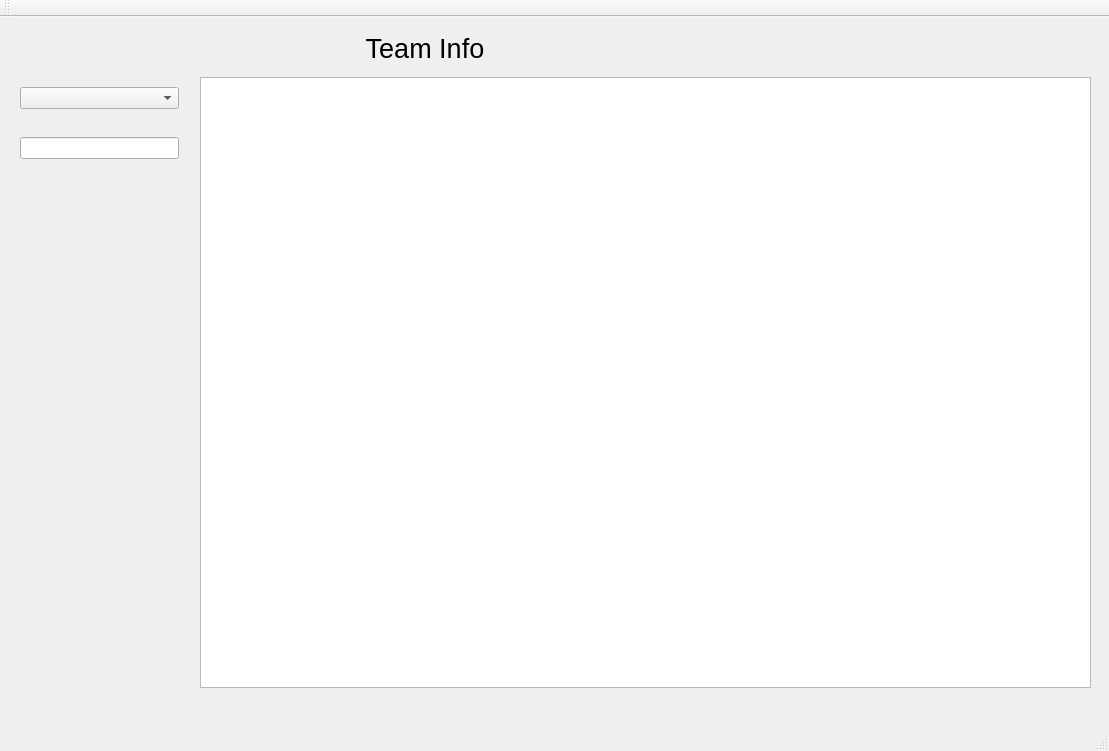
First picture: the form in mainwindow.ui, repository Cyriously1/NFLTour, before the edit.
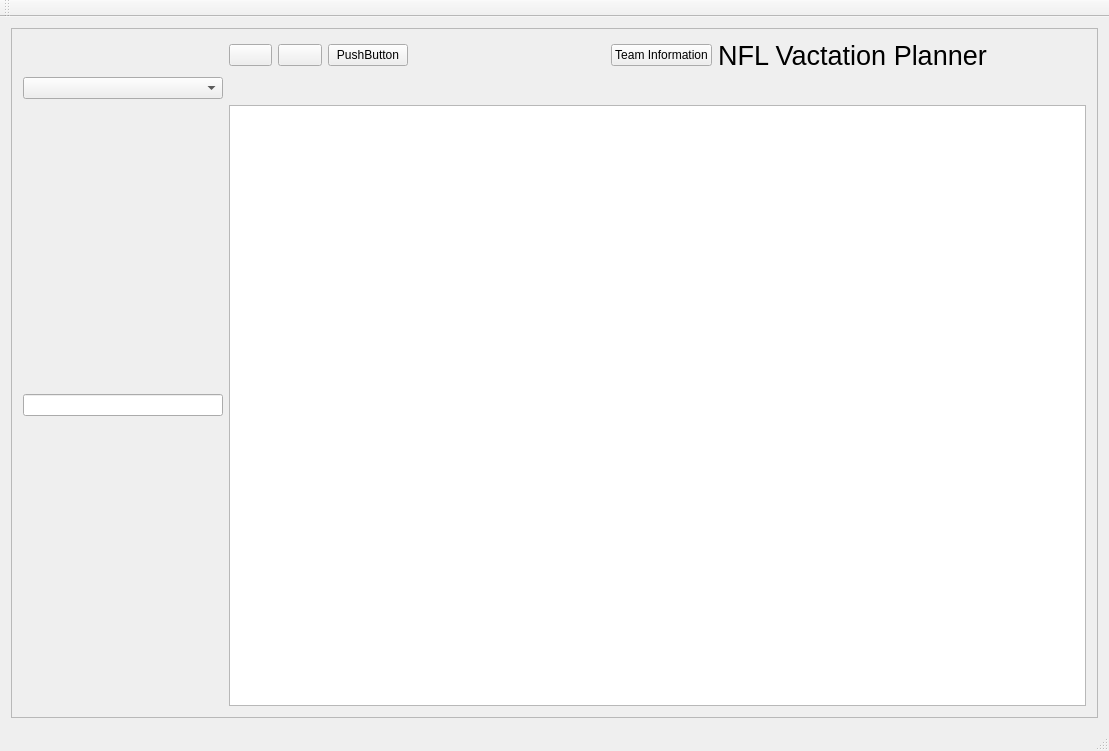
Second picture: the form after the edit.

The edit to the form file:
```diff
--- a/mainwindow.ui
+++ b/mainwindow.ui
@@ -14,60 +14,90 @@
    <string>MainWindow</string>
   </property>
   <widget class="QWidget" name="centralWidget">
-   <widget class="QLabel" name="label">
-    <property name="geometry">
-     <rect>
-      <x>350</x>
-      <y>11</y>
-      <width>150</width>
-      <height>40</height>
-     </rect>
-    </property>
-    <property name="font">
-     <font>
-      <pointsize>20</pointsize>
-     </font>
-    </property>
-    <property name="text">
-     <string>Team Info</string>
-    </property>
-    <property name="alignment">
-     <set>Qt::AlignCenter</set>
-    </property>
-   </widget>
-   <widget class="QTableWidget" name="teamInfo_table">
-    <property name="geometry">
-     <rect>
-      <x>200</x>
-      <y>60</y>
-      <width>891</width>
-      <height>611</height>
-     </rect>
-    </property>
-    <property name="sortingEnabled">
-     <bool>false</bool>
-    </property>
-   </widget>
-   <widget class="QComboBox" name="comboBox_nflType">
-    <property name="geometry">
-     <rect>
-      <x>20</x>
-      <y>70</y>
-      <width>159</width>
-      <height>22</height>
-     </rect>
-    </property>
-   </widget>
-   <widget class="QLineEdit" name="lineEdit_searchNflTeams">
-    <property name="geometry">
-     <rect>
-      <x>20</x>
-      <y>120</y>
-      <width>159</width>
-      <height>22</height>
-     </rect>
-    </property>
-   </widget>
+   <layout class="QGridLayout" name="gridLayout">
+    <item row="0" column="1">
+     <widget class="QScrollArea" name="scrollArea">
+      <property name="widgetResizable">
+       <bool>true</bool>
+      </property>
+      <widget class="QWidget" name="scrollAreaWidgetContents">
+       <property name="geometry">
+        <rect>
+         <x>0</x>
+         <y>0</y>
+         <width>1089</width>
+         <height>678</height>
+        </rect>
+       </property>
+       <layout class="QGridLayout" name="gridLayout_2">
+        <item row="0" column="2">
+         <widget class="QPushButton" name="pushButton_2">
+          <property name="text">
+           <string/>
+          </property>
+         </widget>
+        </item>
+        <item row="0" column="8">
+         <widget class="QPushButton" name="teamInformation_pushButton">
+          <property name="text">
+           <string>Team Information</string>
+          </property>
+         </widget>
+        </item>
+        <item row="0" column="3">
+         <widget class="QPushButton" name="pushButton_4">
+          <property name="text">
+           <string>PushButton</string>
+          </property>
+         </widget>
+        </item>
+        <item row="0" column="1">
+         <widget class="QPushButton" name="pushButton">
+          <property name="text">
+           <string/>
+          </property>
+         </widget>
+        </item>
+        <item row="8" column="1" colspan="11">
+         <widget class="QTableWidget" name="teamInfo_table">
+          <property name="sortingEnabled">
+           <bool>false</bool>
+          </property>
+         </widget>
+        </item>
+        <item row="8" column="0">
+         <widget class="QLineEdit" name="lineEdit_searchNflTeams">
+          <property name="maximumSize">
+           <size>
+            <width>200</width>
+            <height>16777215</height>
+           </size>
+          </property>
+         </widget>
+        </item>
+        <item row="7" column="0">
+         <widget class="QComboBox" name="comboBox_nflType"/>
+        </item>
+        <item row="0" column="9">
+         <widget class="QLabel" name="label">
+          <property name="font">
+           <font>
+            <pointsize>20</pointsize>
+           </font>
+          </property>
+          <property name="text">
+           <string>NFL Vactation Planner</string>
+          </property>
+          <property name="alignment">
+           <set>Qt::AlignCenter</set>
+          </property>
+         </widget>
+        </item>
+       </layout>
+      </widget>
+     </widget>
+    </item>
+   </layout>
   </widget>
   <widget class="QMenuBar" name="menuBar">
    <property name="geometry">
```
Left out of the diff: 2 changed lines with no effect on the pictures.
